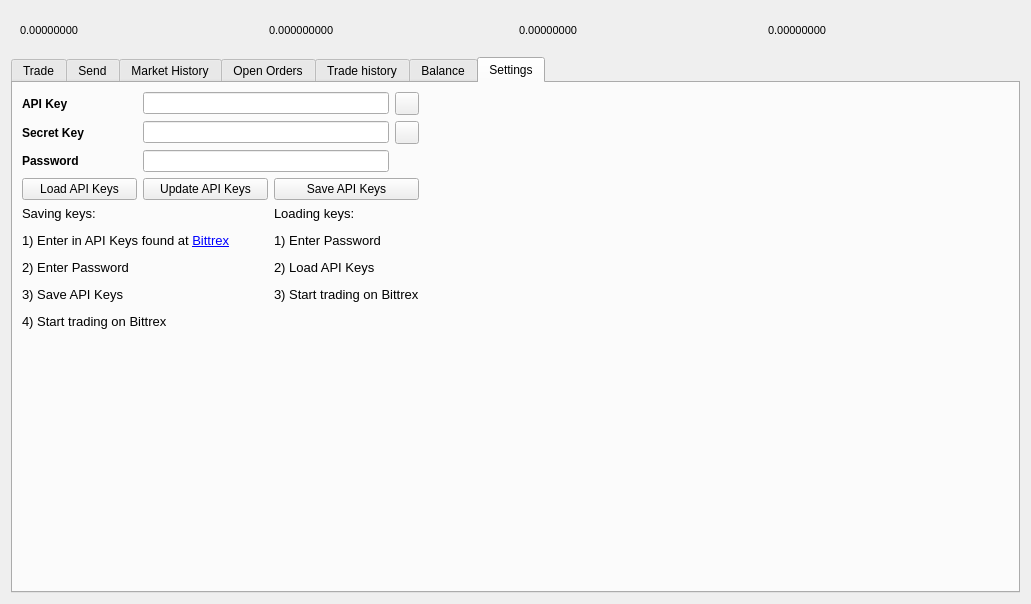
Qt form src/qt/forms/tradingdialog.ui (LUX-Core/lux) before a commit.
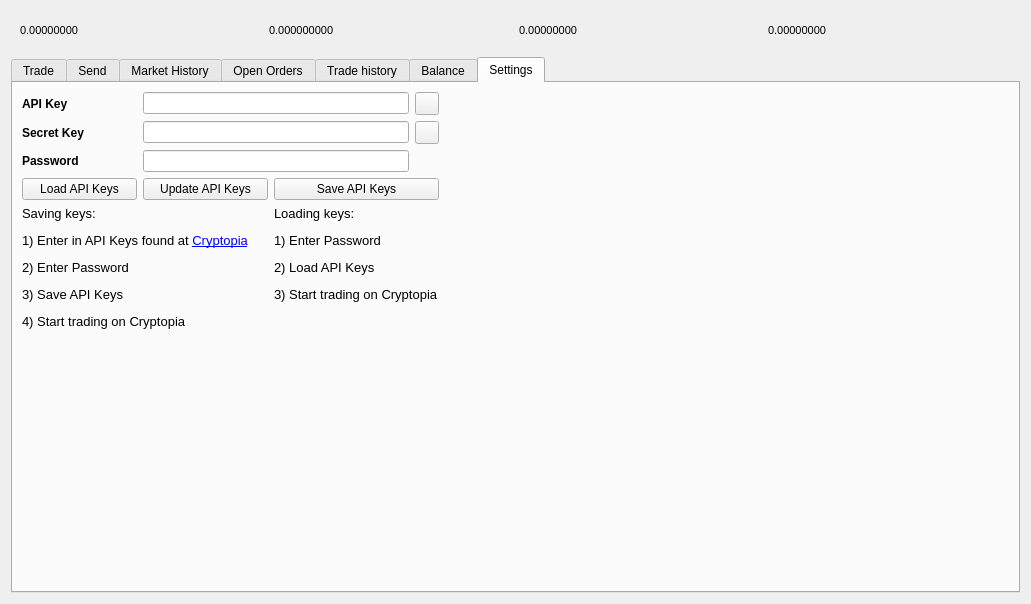
The same form after that commit. Icons and pictures are not drawn.

What changed in the file:
```diff
--- a/src/qt/forms/tradingdialog.ui
+++ b/src/qt/forms/tradingdialog.ui
@@ -5546,7 +5546,7 @@
           </font>
          </property>
          <property name="text">
-          <string>&lt;html&gt;&lt;head/&gt;&lt;body&gt;&lt;p&gt;Loading keys:&lt;/p&gt;&lt;p&gt;1) Enter Password&lt;/p&gt;&lt;p&gt;2) Load API Keys&lt;/p&gt;&lt;p&gt;3) Start trading on Bittrex&lt;/p&gt;&lt;/body&gt;&lt;/html&gt;</string>
+          <string>&lt;html&gt;&lt;head/&gt;&lt;body&gt;&lt;p&gt;Loading keys:&lt;/p&gt;&lt;p&gt;1) Enter Password&lt;/p&gt;&lt;p&gt;2) Load API Keys&lt;/p&gt;&lt;p&gt;3) Start trading on Cryptopia&lt;/p&gt;&lt;/body&gt;&lt;/html&gt;</string>
          </property>
          <property name="alignment">
           <set>Qt::AlignLeading|Qt::AlignLeft|Qt::AlignTop</set>
@@ -5563,7 +5563,7 @@
           </font>
          </property>
          <property name="text">
-          <string>&lt;html&gt;&lt;head/&gt;&lt;body&gt;&lt;p&gt;Saving keys:&lt;/p&gt;&lt;p&gt;1) Enter in API Keys found at &lt;a href=&quot;https://bittrex.com/Account/ManageApiKey&quot;&gt;&lt;span style=&quot; text-decoration: underline; color:#0000ff;&quot;&gt;Bittrex&lt;/span&gt;&lt;/a&gt;&lt;/p&gt;&lt;p&gt;2) Enter Password&lt;/p&gt;&lt;p&gt;3) Save API Keys&lt;/p&gt;&lt;p&gt;4) Start trading on Bittrex&lt;/p&gt;&lt;/body&gt;&lt;/html&gt;</string>
+          <string>&lt;html&gt;&lt;head/&gt;&lt;body&gt;&lt;p&gt;Saving keys:&lt;/p&gt;&lt;p&gt;1) Enter in API Keys found at &lt;a href=&quot;https://Cryptopia.com/Account/ManageApiKey&quot;&gt;&lt;span style=&quot; text-decoration: underline; color:#0000ff;&quot;&gt;Cryptopia&lt;/span&gt;&lt;/a&gt;&lt;/p&gt;&lt;p&gt;2) Enter Password&lt;/p&gt;&lt;p&gt;3) Save API Keys&lt;/p&gt;&lt;p&gt;4) Start trading on Cryptopia&lt;/p&gt;&lt;/body&gt;&lt;/html&gt;</string>
          </property>
         </widget>
        </item>
```
Left out of the diff: 6 changed lines with no effect on the pictures.
